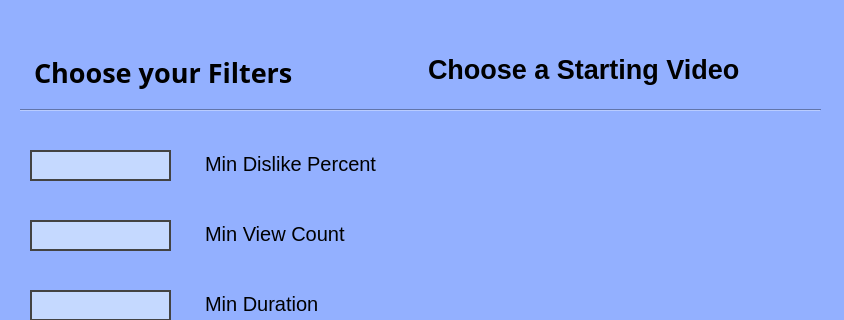
This is YourTube/mainwindow.ui in chrisnicollo/Choose-YourTube as Qt 5 draws it before an edit; both pictures show x 0 to 844 and y 0 to 320 of the 844 by 600 pixel window. The edited form follows.
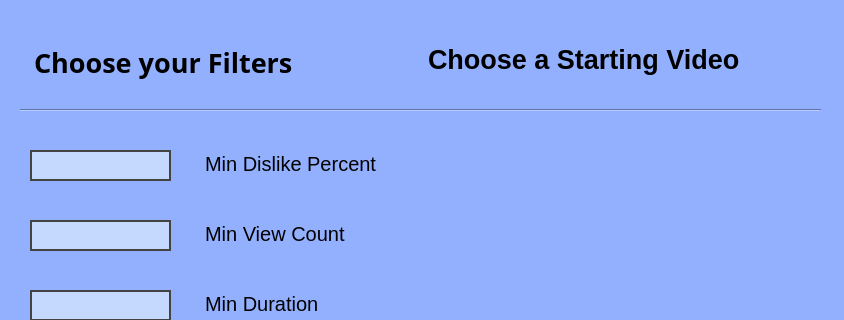
This is the edited form.

What changed in the file:
```diff
--- a/YourTube/mainwindow.ui
+++ b/YourTube/mainwindow.ui
@@ -26,7 +26,7 @@
     <property name="geometry">
      <rect>
       <x>30</x>
-      <y>50</y>
+      <y>40</y>
       <width>781</width>
       <height>87</height>
      </rect>
```
